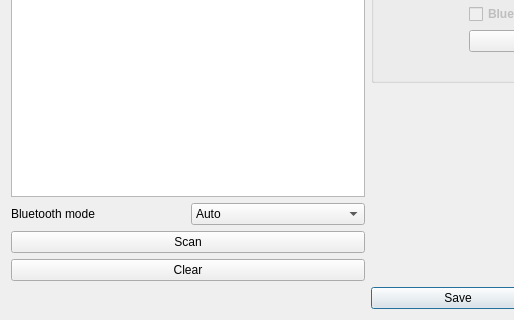
This is desktop-widgets/btdeviceselectiondialog.ui in subsurface/subsurface as Qt 5 draws it before an edit; both pictures show x 0 to 514 and y 140 to 460 of the 735 by 460 pixel window. The edited form follows.
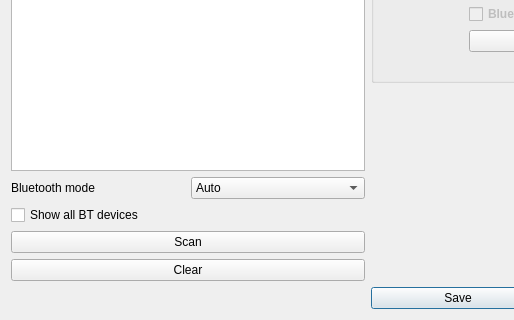
This is the edited form.

Commit message:
Desktop: add checkbox to show all BT devices
Which right now is of course what we do by default, the goal is to only show
what we think are dive computers, but allow to see all of them if the user
wants to.

What changed in the file:
```diff
--- a/desktop-widgets/btdeviceselectiondialog.ui
+++ b/desktop-widgets/btdeviceselectiondialog.ui
@@ -215,6 +215,19 @@
        </item>
       </layout>
      </item>
+     <item>
+      <widget class="QCheckBox" name="showNonDivecomputers">
+       <property name="toolTip">
+        <string>even if not recognized as dive computer</string>
+       </property>
+       <property name="text">
+        <string>Show all BT devices</string>
+       </property>
+       <property name="checkable">
+        <bool>true</bool>
+       </property>
+      </widget>
+     </item>
      <item>
       <layout class="QVBoxLayout" name="scanningControls">
        <item>
```
